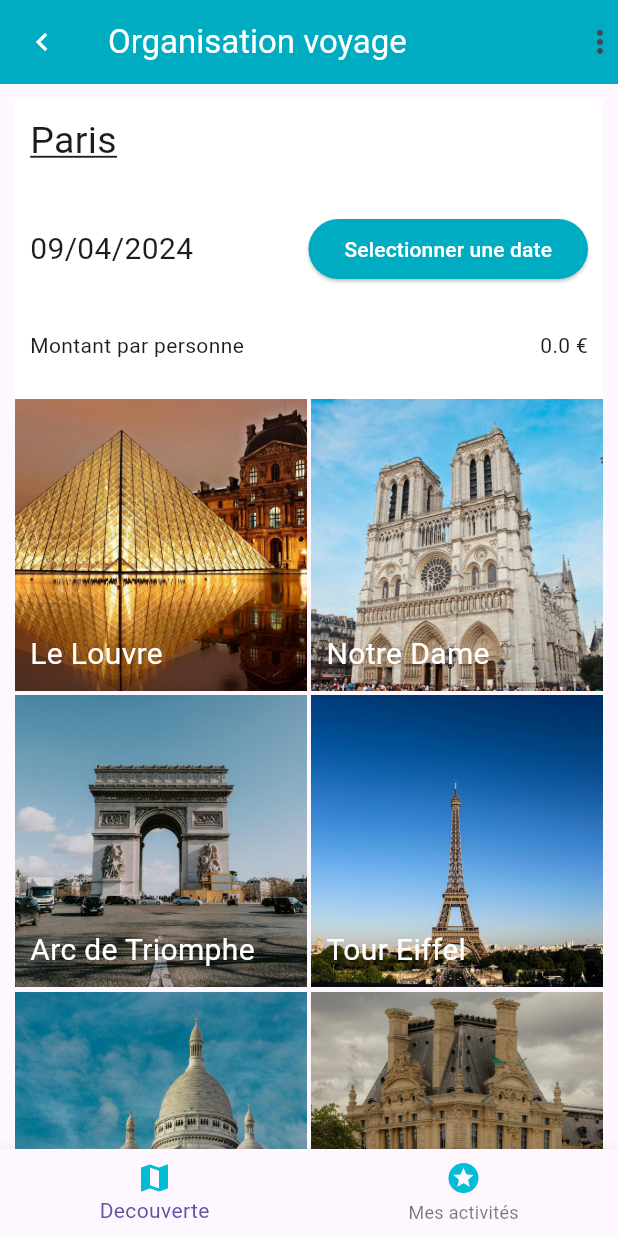
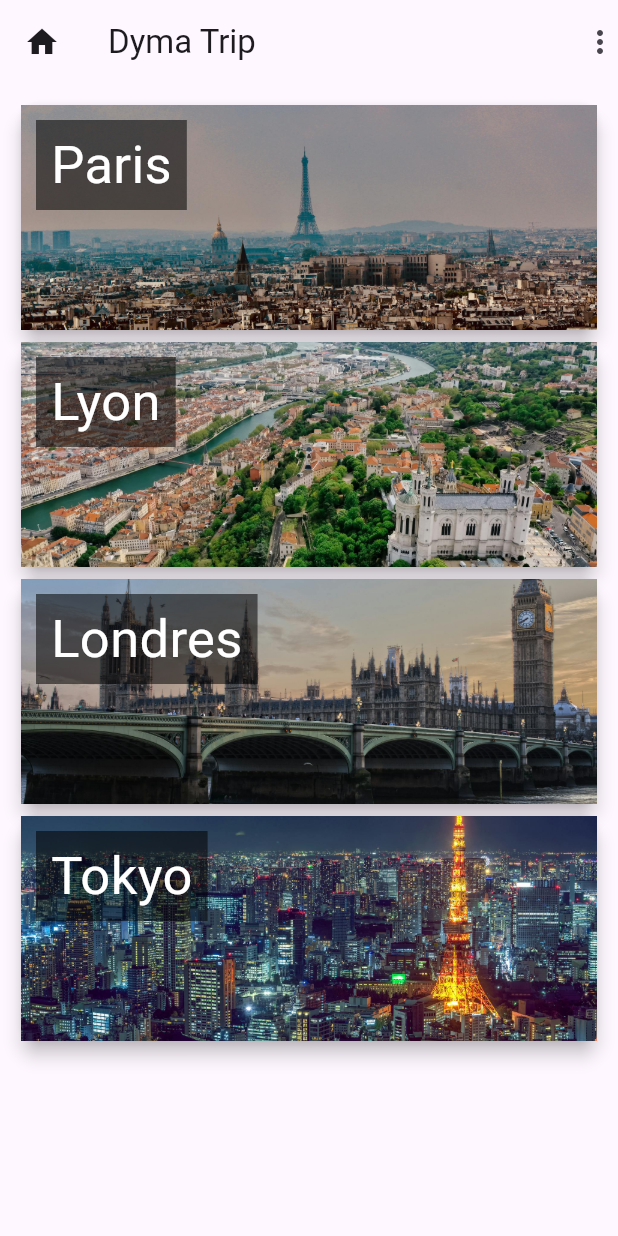
Before and after one commit to MaximeBel24/dyma-flutter, a Flutter app: the screen it shows after launch, on a phone screen of 412 x 824 dp. Run offline on Flutter 3.47's test engine with Material 3 defaults, Android fonts, the phone set to English and light mode, and no system bars.

Commit message:
leçon 61 fini

```diff
--- a/lib/data/data.dart
+++ b/lib/data/data.dart
@@ -1,4 +1,4 @@
-import '../models/activity.model.dart';
+import '../models/activity_model.dart';
 
 List<Activity> activities = [
   Activity(
--- a/lib/main.dart
+++ b/lib/main.dart
@@ -1,6 +1,5 @@
 import 'package:flutter/material.dart';
-import 'views/city/city.dart';
-import 'widgets/data.dart';
+import 'views/home/home_view.dart';
 
 void main() => runApp(const DymaTrip());
 
@@ -9,11 +8,9 @@ class DymaTrip extends StatelessWidget {
 
   @override
   Widget build(BuildContext context) {
-    return MaterialApp(
+    return const MaterialApp(
       debugShowCheckedModeBanner: false,
-      home: Data(
-        child: City(),
-      ),
+      home: HomeView(),
     );
   }
 }
--- /dev/null
+++ b/lib/models/city_model.dart
@@ -0,0 +1,6 @@
+class City {
+  String image;
+  String name;
+
+  City({required this.image, required this.name});
+}
--- a/lib/views/city/city.dart
+++ b/lib/views/city/city_view.dart
@@ -2,20 +2,20 @@ import 'package:flutter/material.dart';
 import 'widgets/activity_list.dart';
 import 'widgets/trip_activity_list.dart';
 import 'widgets/trip_overview.dart';
-import '../../models/trip.model.dart';
-import '../../models/activity.model.dart';
+import '../../models/trip_model.dart';
+import '../../models/activity_model.dart';
 import '../../data/data.dart' as data;
 import '../../widgets/data.dart';
 
-class City extends StatefulWidget {
+class CityView extends StatefulWidget {
   final List<Activity> activities = data.activities;
 
-  City({super.key});
+  CityView({super.key});
   @override
-  State<City> createState() => _CityState();
+  State<CityView> createState() => _CityViewState();
 }
 
-class _CityState extends State<City> {
+class _CityViewState extends State<CityView> {
   late Trip mytrip;
   late int index;
   late List<Activity> activities;
--- a/lib/views/city/widgets/activity_card.dart
+++ b/lib/views/city/widgets/activity_card.dart
@@ -1,5 +1,5 @@
 import 'package:flutter/material.dart';
-import '../../../models/activity.model.dart';
+import '../../../models/activity_model.dart';
 
 class ActivityCard extends StatelessWidget {
   final Activity activity;
--- a/lib/views/city/widgets/activity_list.dart
+++ b/lib/views/city/widgets/activity_list.dart
@@ -1,6 +1,6 @@
 import 'package:flutter/material.dart';
 
-import '../../../models/activity.model.dart';
+import '../../../models/activity_model.dart';
 import 'activity_card.dart';
 
 class ActivityList extends StatelessWidget {
--- a/lib/views/city/widgets/trip_activity_list.dart
+++ b/lib/views/city/widgets/trip_activity_list.dart
@@ -1,6 +1,6 @@
 import 'package:flutter/material.dart';
 
-import '../../../models/activity.model.dart';
+import '../../../models/activity_model.dart';
 
 class TripActivityList extends StatelessWidget {
   final List<Activity> activities;
--- a/lib/views/city/widgets/trip_overview.dart
+++ b/lib/views/city/widgets/trip_overview.dart
@@ -3,7 +3,7 @@
 import 'package:flutter/material.dart';
 import 'package:intl/intl.dart';
 
-import '../../../models/trip.model.dart';
+import '../../../models/trip_model.dart';
 
 class TripOverview extends StatelessWidget {
   final VoidCallback setDate;
--- /dev/null
+++ b/lib/views/home/home_view.dart
@@ -0,0 +1,43 @@
+import 'package:flutter/material.dart';
+import '../../models/city_model.dart';
+import './widgets/city_card.dart';
+
+class HomeView extends StatefulWidget {
+  const HomeView({super.key});
+
+  @override
+  State<HomeView> createState() => _HomeViewState();
+}
+
+class _HomeViewState extends State<HomeView> {
+  List<City> cities = [
+    City(name: 'Paris', image: 'assets/images/paris.jpg'),
+    City(name: 'Lyon', image: 'assets/images/lyon.jpg'),
+    City(name: 'Londres', image: 'assets/images/londres.jpg'),
+    City(name: 'Tokyo', image: 'assets/images/tokyo.jpg'),
+  ];
+
+  @override
+  Widget build(BuildContext context) {
+    cities.map((city) => print(city));
+
+    return Scaffold(
+      appBar: AppBar(
+        leading: const Icon(Icons.home),
+        title: const Text('Dyma Trip'),
+        actions: const <Widget>[Icon(Icons.more_vert)],
+      ),
+      body: Container(
+        padding: const EdgeInsets.all(10),
+        child: Column(
+          crossAxisAlignment: CrossAxisAlignment.stretch,
+          children: cities
+              .map((city) => CityCard(
+              city: city
+          ))
+              .toList(),
+        ),
+      ),
+    );
+  }
+}
--- a/lib/views/home/widgets/city_card.dart
+++ b/lib/views/home/widgets/city_card.dart
@@ -1,17 +1,14 @@
 import 'package:flutter/material.dart';
 
+import '../../../models/city_model.dart';
+
 class CityCard extends StatelessWidget {
-  final String name;
-  final String image;
-  final bool checked;
-  final VoidCallback updateChecked;
+  final City city;
 
   CityCard(
       {super.key,
-      required this.name,
-      required this.image,
-      required this.checked,
-      required this.updateChecked});
+      required this.city
+      });
 
   @override
   Widget build(BuildContext context) {
@@ -24,36 +21,28 @@ class CityCard extends StatelessWidget {
           children: <Widget>[
             Ink.image(
               fit: BoxFit.cover,
-              image: AssetImage(image),
+              image: AssetImage(city.image),
               child: InkWell(
-                onTap: updateChecked,
+                onTap: () {},
               ),
             ),
-            Padding(
-              padding: const EdgeInsets.all(10),
-              child: Column(children: <Widget>[
-                Expanded(
-                  child: Row(
-                    mainAxisAlignment: MainAxisAlignment.end,
-                    crossAxisAlignment: CrossAxisAlignment.start,
-                    children: <Widget>[
-                      Icon(
-                        checked ? Icons.star : Icons.star_border,
-                        size: 30,
-                        color: Colors.white,
-                      ),
-                    ],
-                  ),
+            Positioned(
+              top: 10,
+              left: 10,
+              child: Container(
+                padding: const EdgeInsets.symmetric(
+                  horizontal: 10,
+                  vertical: 5,
                 ),
-                Row(
-                  children: <Widget>[
-                    Text(
-                      name,
-                      style: const TextStyle(color: Colors.white, fontSize: 30),
-                    ),
-                  ],
-                )
-              ]),
+                color: Colors.black54,
+                child: Text(
+                  city.name,
+                  style: const TextStyle(
+                    fontSize: 35,
+                    color: Colors.white
+                  )
+                ),
+              ),
             )
           ],
         )),
--- a/lib/widgets/data.dart
+++ b/lib/widgets/data.dart
@@ -1,8 +1,8 @@
 import 'package:flutter/material.dart';
 import '../data/data.dart' as data;
-import '../models/activity.model.dart';
+import '../models/activity_model.dart';
 
-class Data extends InheritedWidget{
+class Data extends InheritedWidget {
   final List<Activity> activities = data.activities;
 
   Data({super.key, required super.child});
@@ -17,6 +17,6 @@ class Data extends InheritedWidget{
     return result!;
   }
 
-@override
+  @override
   bool updateShouldNotify(Data oldWidget) => true;
 }
```
Also changed, not shown: lib/AppLifecycleReactor.dart (added, +59 -0 lines), lib/views/home/home.dart (deleted, +0 -52 lines), lib/models/activity_model.dart (renamed from lib/models/activity.model.dart), lib/models/trip_model.dart (renamed from lib/models/trip.model.dart).
